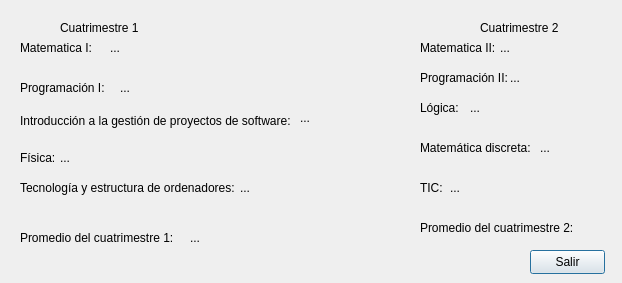
Above: ventana.ui from Alenjandro-Larin/Gestor-de-calificaciones before the change. Below: the same form after it.
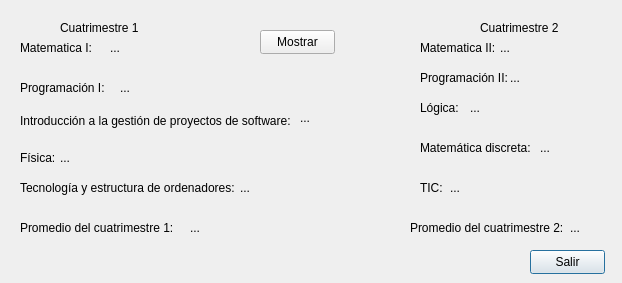
That is the form after the change.

What changed in the file:
```diff
--- a/ventana.ui
+++ b/ventana.ui
@@ -82,7 +82,7 @@
    <property name="geometry">
     <rect>
      <x>190</x>
-     <y>230</y>
+     <y>220</y>
      <width>49</width>
      <height>16</height>
     </rect>
@@ -95,7 +95,7 @@
    <property name="geometry">
     <rect>
      <x>20</x>
-     <y>230</y>
+     <y>220</y>
      <width>171</width>
      <height>16</height>
     </rect>
@@ -146,7 +146,7 @@
   <widget class="QLabel" name="label_14">
    <property name="geometry">
     <rect>
-     <x>420</x>
+     <x>410</x>
      <y>220</y>
      <width>171</width>
      <height>16</height>
@@ -351,6 +351,32 @@
     <string>Tecnología y estructura de ordenadores:</string>
    </property>
   </widget>
+  <widget class="QPushButton" name="pushButton_2">
+   <property name="geometry">
+    <rect>
+     <x>260</x>
+     <y>30</y>
+     <width>75</width>
+     <height>24</height>
+    </rect>
+   </property>
+   <property name="text">
+    <string>Mostrar</string>
+   </property>
+  </widget>
+  <widget class="QLabel" name="label_promedio2">
+   <property name="geometry">
+    <rect>
+     <x>570</x>
+     <y>220</y>
+     <width>49</width>
+     <height>16</height>
+    </rect>
+   </property>
+   <property name="text">
+    <string>...</string>
+   </property>
+  </widget>
  </widget>
  <resources/>
  <connections>
```
Left out of the diff: 4 changed lines with no effect on the pictures.
